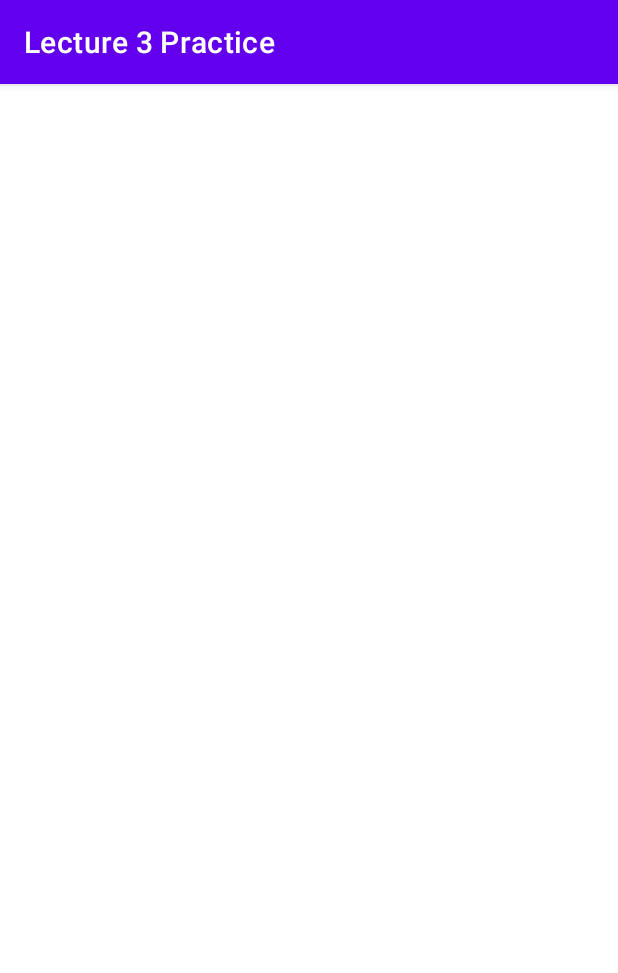
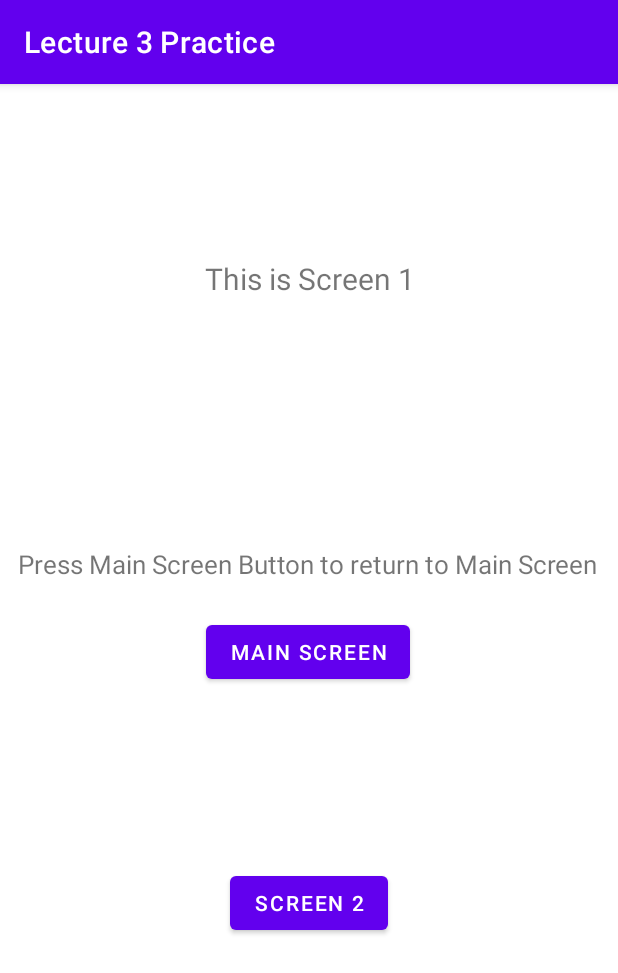
Before and after one commit to rukhsar-alt/mcsf19a020, an Android app: the screen1 screen opened directly, with no data from a screen before it, on a phone screen of 412 x 824 dp. Shown: the top 973 px of the screen. Run offline under Robolectric (Android 15) with nearby library versions, the phone set to English and light mode, and no system bars.

Commit message:
Lecture 3 New changes

```diff
--- a/Lecture 3/app/src/main/java/com/example/lecture3practice/screen1.java
+++ b/Lecture 3/app/src/main/java/com/example/lecture3practice/screen1.java
@@ -2,7 +2,9 @@ package com.example.lecture3practice;
 
 import androidx.appcompat.app.AppCompatActivity;
 
+import android.content.Intent;
 import android.os.Bundle;
+import android.view.View;
 
 public class screen1 extends AppCompatActivity {
 
@@ -10,5 +12,15 @@ public class screen1 extends AppCompatActivity {
     protected void onCreate(Bundle savedInstanceState) {
         super.onCreate(savedInstanceState);
         setContentView(R.layout.activity_screen1);
+
+    }
+    public void mainScreen(View view) {
+        Intent intent = new Intent(this,MainActivity.class);
+        startActivity(intent);
+    }
+
+    public void screen2(View view) {
+        Intent intent = new Intent(this,screen2.class);
+        startActivity(intent);
     }
 }
--- a/Lecture 3/app/src/main/res/layout/activity_screen1.xml
+++ b/Lecture 3/app/src/main/res/layout/activity_screen1.xml
@@ -4,6 +4,59 @@
     xmlns:tools="http://schemas.android.com/tools"
     android:layout_width="match_parent"
     android:layout_height="match_parent"
-    tools:context=".screen1">
+    tools:context=".Screen1">
 
+    <TextView
+        android:id="@+id/screen1TextView"
+        android:layout_width="300dp"
+        android:layout_height="30dp"
+        android:layout_marginTop="116dp"
+        android:text="This is Screen 1"
+        android:textAlignment="center"
+        android:textSize="20sp"
+        app:layout_constraintEnd_toEndOf="parent"
+        app:layout_constraintHorizontal_bias="0.498"
+        app:layout_constraintStart_toStartOf="parent"
+        app:layout_constraintTop_toTopOf="parent" />
+
+    <Button
+        android:id="@+id/mainReturnButton"
+        android:layout_width="wrap_content"
+        android:layout_height="wrap_content"
+        android:onClick="mainScreen"
+        android:text="Main Screen"
+        app:layout_constraintBottom_toBottomOf="parent"
+        app:layout_constraintEnd_toEndOf="parent"
+        app:layout_constraintHorizontal_bias="0.498"
+        app:layout_constraintStart_toStartOf="parent"
+        app:layout_constraintTop_toBottomOf="@+id/screen1TextView"
+        app:layout_constraintVertical_bias="0.363"
+        tools:ignore="OnClick" />
+
+    <TextView
+        android:id="@+id/textView2"
+        android:layout_width="wrap_content"
+        android:layout_height="wrap_content"
+        android:text="Press Main Screen Button to return to Main Screen"
+        android:textSize="17sp"
+        app:layout_constraintBottom_toTopOf="@+id/mainReturnButton"
+        app:layout_constraintEnd_toEndOf="parent"
+        app:layout_constraintHorizontal_bias="0.48"
+        app:layout_constraintStart_toStartOf="parent"
+        app:layout_constraintTop_toBottomOf="@+id/screen1TextView"
+        app:layout_constraintVertical_bias="0.877" />
+
+    <Button
+        android:id="@+id/screen2Button"
+        android:layout_width="wrap_content"
+        android:layout_height="wrap_content"
+        android:layout_marginBottom="188dp"
+        android:text="Screen 2"
+        android:onClick="screen2"
+        app:layout_constraintBottom_toBottomOf="parent"
+        app:layout_constraintEnd_toEndOf="parent"
+        app:layout_constraintStart_toStartOf="parent"
+        app:layout_constraintTop_toBottomOf="@+id/mainReturnButton"
+        app:layout_constraintVertical_bias="0.924"
+        tools:ignore="OnClick" />
 </androidx.constraintlayout.widget.ConstraintLayout>
```
